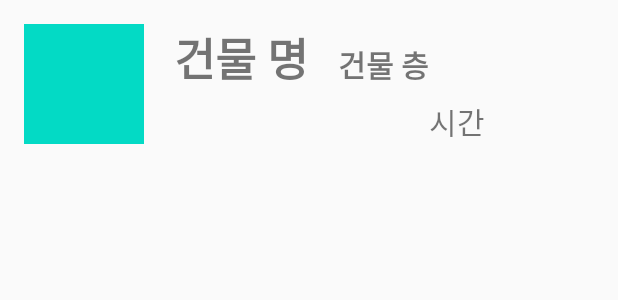
After one commit to dbstngur88/SMNoCovid19, an Android app: the layout timeline_item.xml on its own in the app's theme, with its tools: preview values and no code run, on a phone screen of 412 x 824 dp. The commit adds this screen. Shown: the top 300 px of the screen. Run offline under Robolectric (Android 15) with nearby library versions, the phone set to English and light mode, and no system bars.

Commit message:
timeline database Linking

```diff
--- /dev/null
+++ b/app/src/main/res/layout/timeline_item.xml
@@ -0,0 +1,42 @@
+<?xml version="1.0" encoding="utf-8"?>
+<LinearLayout
+    xmlns:android="http://schemas.android.com/apk/res/android"
+    android:layout_height="wrap_content"
+    android:orientation="horizontal"
+    android:layout_width="match_parent"
+    android:padding="16dp">
+    <ImageView
+        android:id="@+id/image"
+        android:src="@color/colorAccent"
+        android:layout_width="80dp"
+        android:layout_height="80dp"/>
+
+    <TextView
+        android:id="@+id/txtBuilding"
+        android:layout_toRightOf="@+id/image"
+        android:layout_marginLeft="20dp"
+        android:layout_width="wrap_content"
+        android:layout_height="wrap_content"
+        android:text="건물 명"
+        android:textSize="30dp"
+        android:textStyle="bold"/>
+
+    <TextView
+        android:id="@+id/txtFloor"
+        android:layout_width="wrap_content"
+        android:layout_height="wrap_content"
+        android:layout_marginLeft="20dp"
+        android:layout_toRightOf="@id/txtBuilding"
+        android:text="건물 층"
+        android:textSize="20dp"
+        android:textStyle="bold" />
+
+    <TextView
+        android:id="@+id/txtTime"
+        android:layout_width="wrap_content"
+        android:layout_height="wrap_content"
+        android:layout_gravity="bottom"
+        android:text="시간"
+        android:textSize="20dp" />
+
+</LinearLayout>
--- a/build.gradle
+++ b/build.gradle
@@ -5,7 +5,7 @@ buildscript {
         jcenter()
     }
     dependencies {
-        classpath "com.android.tools.build:gradle:4.0.1"
+        classpath 'com.android.tools.build:gradle:4.1.0'
         classpath 'com.google.gms:google-services:4.3.4'
 
         // NOTE: Do not place your application dependencies here; they belong
```
Also changed, not shown: app/src/main/java/com/example/smnocovid19/TimeLineActivity.java (+31 -0 lines), app/src/main/java/com/example/smnocovid19/TimeLineAdapter.java (added, +46 -0 lines), app/src/main/res/layout/activity_time_line.xml (+5 -11 lines), gradle/wrapper/gradle-wrapper.properties.
